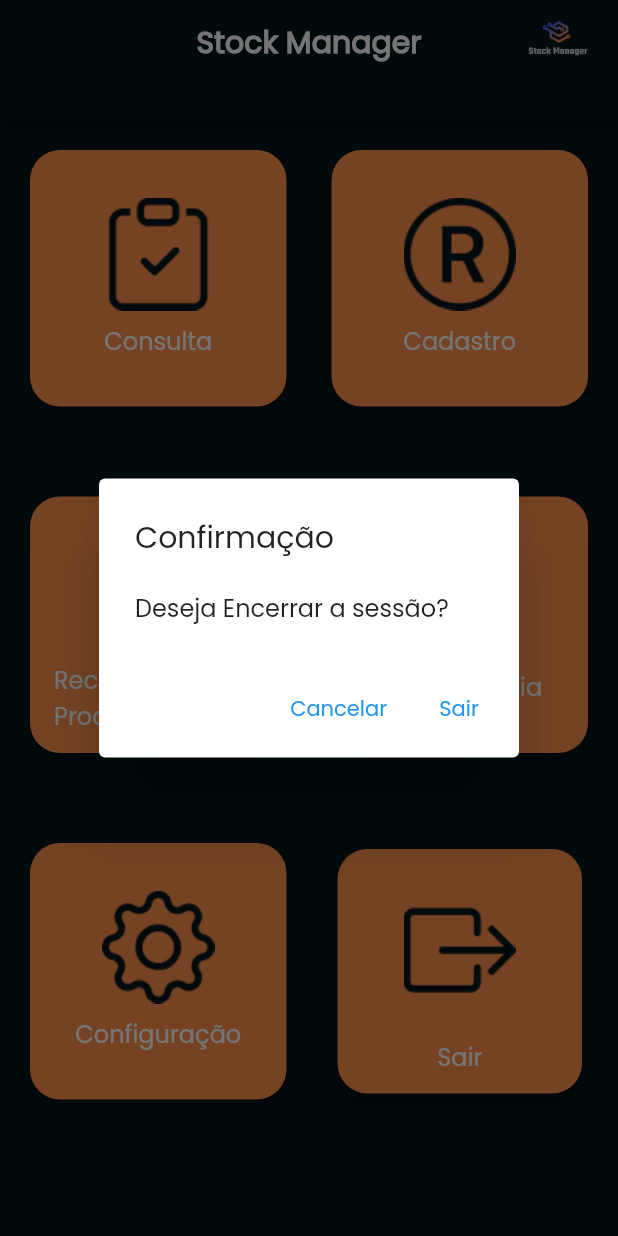
After one commit to stock-manager1/app-stock-manager, a Flutter app: the Teste1 screen opened directly, after a tap on "Sair", on a phone screen of 412 x 824 dp. The commit adds this screen. Run offline on Flutter 3.47's test engine with Material 2 defaults, Android fonts, the phone set to English and light mode, and no system bars.

Commit message:
ALteração da tela na Opções

```diff
--- a/lib/pages/opcoes.dart
+++ b/lib/pages/opcoes.dart
@@ -45,7 +45,7 @@ class Opcoes extends StatelessWidget {
           child: Column(
             children: [
               Padding(
-                padding: const EdgeInsets.all(2.0),
+                padding: const EdgeInsets.all(20.0),
                 child: Row(
                   children: [
                     const Spacer(),
--- /dev/null
+++ b/lib/pages/opcoes_pages.dart
@@ -0,0 +1,218 @@
+import 'package:flutter/material.dart';
+import 'package:flutter_application_1/pages/login.pages.dart';
+import 'package:flutter_application_1/pages/recebimento.pages.dart';
+import 'package:flutter_application_1/pages/transferencia.pages.dart';
+import 'package:flutter_application_1/pages/widgets.pages.dart';
+import 'package:flutter_application_1/pages/consulta_page.dart';
+
+class MyApp extends StatelessWidget {
+  @override
+  Widget build(BuildContext context) {
+    return MaterialApp(
+      title: 'Stock Manager',
+      debugShowCheckedModeBanner: false,
+      theme: ThemeData(
+        fontFamily: 'Poppins',
+      ),
+      home: Teste1(),
+    );
+  }
+}
+
+class Teste1 extends StatelessWidget {
+  final double appBarTopMargin = 0.0; // Margem superior do AppBar
+  final double appBarBottomMargin = 0.0; // Margem inferior do AppBar
+
+  @override
+  Widget build(BuildContext context) {
+    return Scaffold(
+      appBar: PreferredSize(
+        preferredSize:
+
+            Size.fromHeight(80.0 + appBarTopMargin + appBarBottomMargin),
+        child: Container(
+          margin:
+              EdgeInsets.only(top: appBarTopMargin, bottom: appBarBottomMargin),
+          child: AppBar(
+            backgroundColor: Color(0xFF00141b), // Definindo a cor preta
+            title: Text(
+              'Stock Manager',
+              style: TextStyle(
+                fontWeight: FontWeight.bold,
+                color: Colors.white,
+              ),
+            ),
+            centerTitle: true,
+            actions: [
+              Image.asset(
+                'assets/images/Stock_Manager_logo.png',
+                width: 80.0,
+                height: 80.0,
+              ),
+            ],
+          ),
+        ),
+      ),
+      body: Container(
+        color: Color(0xFF00141b), // Definindo a cor preta
+        child: Center(
+          child: GridView.count(
+            crossAxisCount: 2, // Dois itens por linha
+            padding: EdgeInsets.all(20.0),
+            mainAxisSpacing: 60.0, // Espaçamento vertical entre os itens
+            crossAxisSpacing: 30.0, // Espaçamento horizontal entre os itens
+            children: [
+              ButtonWithImage(
+                image: AssetImage('assets/images/card1.png'),
+                text: 'Consulta',
+                onPressed: () {
+                  Navigator.of(context).push(
+                      MaterialPageRoute(builder: (context) => Consulta()));
+                  // Ação ao pressionar o botão 1
+                },
+              ),
+              ButtonWithImage(
+                image: AssetImage('assets/images/card2.png'),
+                text: 'Cadastro',
+                onPressed: () {
+                  // Ação ao pressionar o botão 2
+                },
+              ),
+              ButtonWithImage(
+                image: AssetImage('assets/images/card3.png'),
+                text: 'Recebimento de Produto',
+                onPressed: () {
+                  Navigator.of(context).push(
+                      MaterialPageRoute(builder: (context) => TransferenciaPage()));
+                  // Ação ao pressionar o botão 3
+                },
+              ),
+              ButtonWithImage(
+                image: AssetImage('assets/images/card4.png'),
+                text: 'Transferência',
+                onPressed: () {
+                  Navigator.of(context).push(
+                      MaterialPageRoute(builder: (context) => RecebimentoPage()));
+                  // Ação ao pressionar o botão 4
+                },
+              ),
+              ButtonWithImage(
+                image: AssetImage('assets/images/card5.png'),
+                text: 'Configuração',
+                onPressed: () {
+                  // Ação ao pressionar o botão 5
+                },
+              ),
+              Expanded(child: InkWell(
+                      onTap: () {
+                        showExitConfirmationDialog(context);
+                      },
+                        child: Card(
+                        color: const Color(0xffFF914D),
+                        elevation: 7.0,
+                        shape: RoundedRectangleBorder(
+                          borderRadius: BorderRadius.circular(20.0),
+                        ),
+                        child: Column(
+                          mainAxisAlignment: MainAxisAlignment.center,
+                          children: [
+                            Image.asset(
+                              'assets/images/card6.png',
+                              width: 100.0,
+                              height: 110.0,
+                            ),
+                            const SizedBox(height: 4.0),
+                            const Text(
+                              'Sair',
+                              style: TextStyle(
+                                fontSize: 16.0,
+                                fontFamily: 'Poppins',
+                                color: Colors.white,
+                              ),
+                            ),
+                          ],
+                        ),
+                      ),
+                      )
+              )
+            ],
+          ),
+        ),
+      ),
+    );
+  }
+}
+
+class ButtonWithImage extends StatelessWidget {
+  final ImageProvider image;
+  final String text;
+  final VoidCallback onPressed;
+
+  const ButtonWithImage({
+    required this.image,
+    required this.text,
+    required this.onPressed,
+  });
+
+  @override
+  Widget build(BuildContext context) {
+    return Container(
+      width: 100,
+      height: 100,
+      child: ElevatedButton(
+        onPressed: onPressed,
+        style: ElevatedButton.styleFrom(
+          backgroundColor: Color(0xffFF914D),
+          shape: RoundedRectangleBorder(
+            borderRadius: BorderRadius.circular(20.0),
+          ),
+        ),
+        child: Column(
+          mainAxisAlignment: MainAxisAlignment.center,
+          children: [
+            Image(
+              image: image,
+              fit: BoxFit.contain,
+            ),
+            SizedBox(height: 8.0),
+            Text(
+              text,
+              style: TextStyle(
+                fontSize: 16.0,
+                fontFamily: 'Poppins',
+                color: Colors.white,
+              ),
+            ),
+          ],
+        ),
+      ),
+    );
+  }
+}
+
+void showExitConfirmationDialog(BuildContext context) => showDialog(
+      context: context,
+      builder: (BuildContext context) {
+        return AlertDialog(
+          title: const Text('Confirmação'),
+          content: const Text('Deseja Encerrar a sessão?'),
+          actions: [
+            TextButton(
+              child: const Text('Cancelar'),
+              onPressed: () {
+                Navigator.of(context).pop();
+              },
+            ),
+            TextButton(
+              child: const Text('Sair'),
+              onPressed: () {
+                Navigator.push(
+                  context,
+                  MaterialPageRoute(builder: (context) => const LoginPage()),
+                );
+              },
+            ),
+          ],
+        );
+      },
+    );
```
Also changed, not shown: assets/fonts/Poppins-Black.ttf (added), assets/fonts/Poppins-BlackItalic.ttf (added), assets/fonts/Poppins-Bold.ttf (added), assets/fonts/Poppins-BoldItalic.ttf (added), assets/fonts/Poppins-ExtraBold.ttf (added), assets/fonts/Poppins-ExtraBoldItalic.ttf (added), assets/fonts/Poppins-ExtraLight.ttf (added), assets/fonts/Poppins-ExtraLightItalic.ttf (added), assets/fonts/Poppins-Italic.ttf (added), assets/fonts/Poppins-Light.ttf (added), assets/fonts/Poppins-LightItalic.ttf (added), assets/fonts/Poppins-Medium.ttf (added), assets/fonts/Poppins-MediumItalic.ttf (added), assets/fonts/Poppins-SemiBold.ttf (added), 3 more files.
